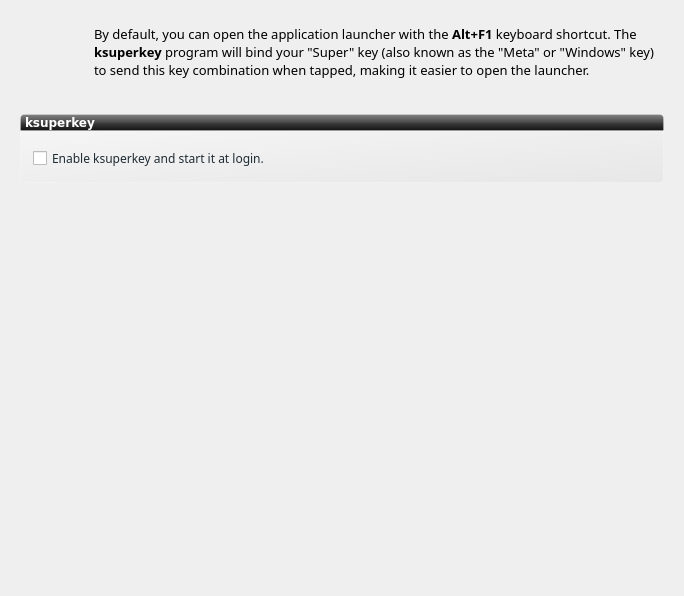
The window that ui/ui_scrKsuperkey.ui (rshipp/kapudan) describes before a commit, drawn with Qt 5.
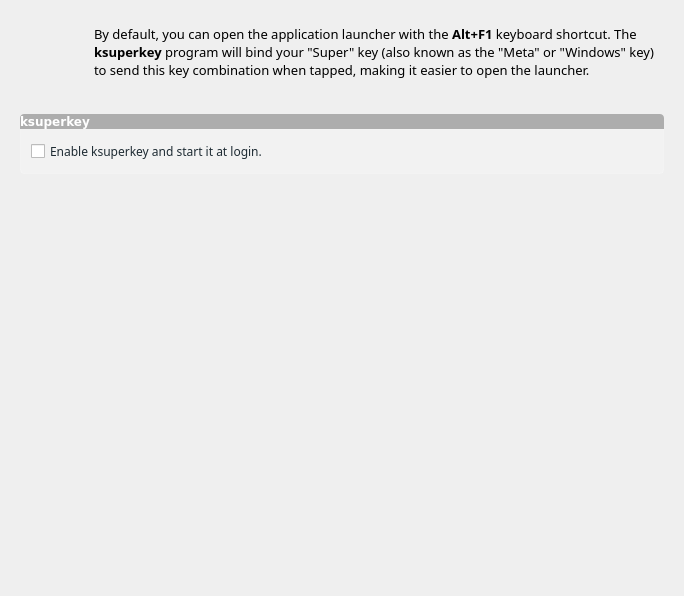
The same window after the commit. Icons and pictures are not drawn.

What changed in the file:
```diff
--- a/ui/ui_scrKsuperkey.ui
+++ b/ui/ui_scrKsuperkey.ui
@@ -14,7 +14,39 @@
    <string>ksuperkey</string>
   </property>
   <property name="styleSheet">
-   <string notr="true"/>
+   <string notr="true">QGroupBox {
+	background-color: rgb(242, 242, 242);
+	border: 1px solid rgba(255,255,255,50);
+	border-bottom-left-radius: 4px;
+	border-bottom-right-radius: 4px;
+}
+
+
+QPushButton{
+	padding: 3px 10px 3px 10px;
+	color: white;
+	border:0px;
+	border-radius:4px;
+	background-color: rgb(68, 69, 70);
+}
+
+QPushButton::flat{
+	border:1px solid  rgb(68, 69, 70);
+	border-radius:4px;
+	background-color: rgb(68, 69, 70);
+}
+
+QPushButton::flat:hover{
+	border:1px solid rgba(0, 0, 0, 100);
+	border-radius:4px;
+	background-color: rgb(0, 172, 255);
+}
+
+QPushButton::flat:pressed{
+	border:1px solid rgba(0, 0, 0, 100);
+	border-radius:4px;
+	background-color: rgb(106, 114, 128);
+}</string>
   </property>
   <layout class="QGridLayout" name="gridLayout">
    <property name="margin">
@@ -42,12 +74,7 @@
         </font>
        </property>
        <property name="styleSheet">
-        <string notr="true">#groupBoxUpdates{
-background-color: qlineargradient(spread:pad, x1:1, y1:1, x2:0, y2:0, stop:0 rgba(219, 219, 219, 100), stop:1 rgba(255, 255, 255, 100));
-border: 1px solid rgba(255,255,255,50);
-border-bottom-left-radius: 4px;
-border-bottom-right-radius: 4px;
-}</string>
+        <string notr="true"/>
        </property>
        <property name="title">
         <string/>
@@ -196,8 +223,7 @@
       </font>
      </property>
      <property name="styleSheet">
-      <string notr="true">    background-color: qlineargradient(spread:pad, x1:0.5, y1:0, x2:0.5, y2:1, stop:0 rgba(132, 132, 132, 255), stop:0.501481 rgba(70, 70, 70, 255), stop:0.503057 rgba(62, 62, 62, 255), stop:1 rgba(16, 16, 16, 255));
-border: 1px solid rgba(255,255,255,50);
+      <string notr="true">background-color: rgba(0, 0, 0, 70);
 color:white;
 border-top-left-radius: 4px;
 border-top-right-radius: 4px;</string>
```
